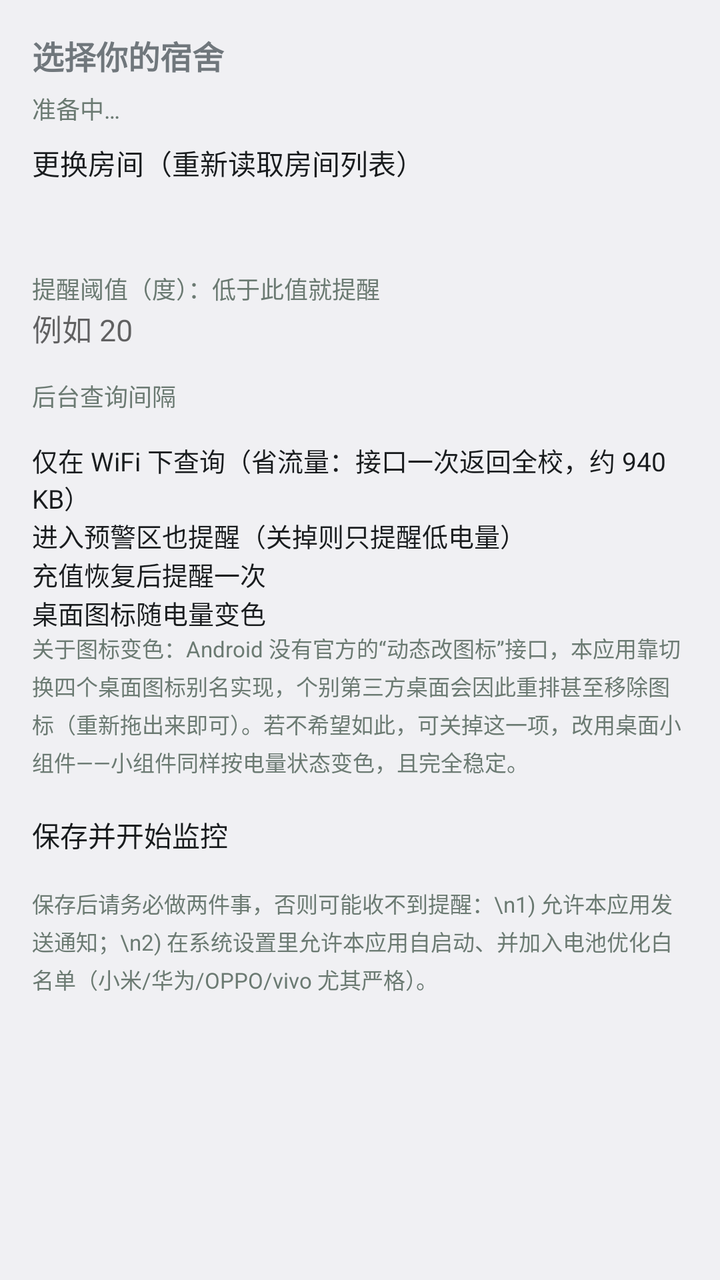
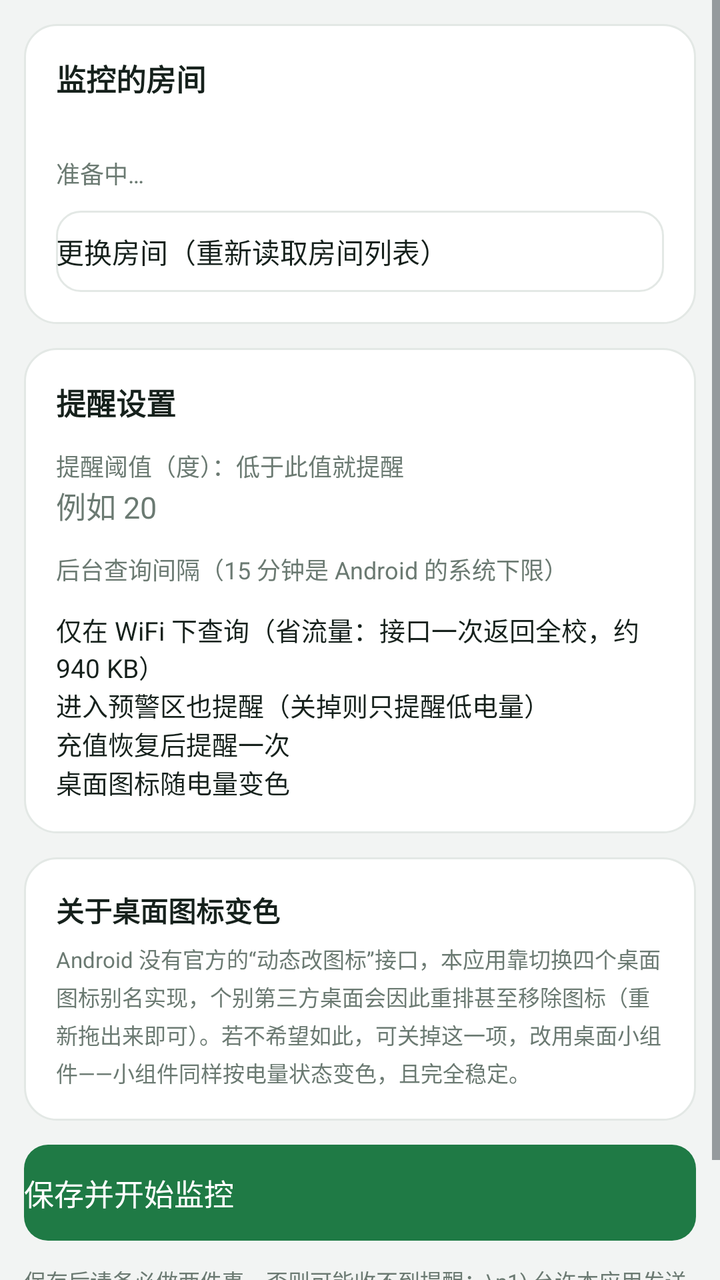

Compare the two renders of this Android layout. The source of the first and the diff that turns it into the second are given below.
<!-- AndroidManifest.xml: application theme android:Theme.DeviceDefault.Light -->
<!-- res/layout/activity_setup.xml -->
<?xml version="1.0" encoding="utf-8"?>
<ScrollView xmlns:android="http://schemas.android.com/apk/res/android"
    android:layout_width="match_parent"
    android:layout_height="match_parent"
    android:fillViewport="true">

    <LinearLayout
        android:layout_width="match_parent"
        android:layout_height="wrap_content"
        android:orientation="vertical"
        android:padding="16dp">

        <TextView
            android:layout_width="match_parent"
            android:layout_height="wrap_content"
            android:text="选择你的宿舍"
            android:textSize="16sp"
            android:textStyle="bold" />

        <TextView
            android:id="@+id/statusText"
            android:layout_width="match_parent"
            android:layout_height="wrap_content"
            android:layout_marginTop="6dp"
            android:lineSpacingExtra="3dp"
            android:text="准备中…"
            android:textColor="@color/text_muted"
            android:textSize="12sp" />

        <Button
            android:id="@+id/reloadBtn"
            android:layout_width="match_parent"
            android:layout_height="wrap_content"
            android:layout_marginTop="8dp"
            android:text="更换房间（重新读取房间列表）" />

        <TextView
            android:id="@+id/currentRoomText"
            android:layout_width="match_parent"
            android:layout_height="wrap_content"
            android:layout_marginTop="8dp"
            android:textSize="13sp" />

        <LinearLayout
            android:id="@+id/pickerGroup"
            android:layout_width="match_parent"
            android:layout_height="wrap_content"
            android:orientation="vertical"
            android:visibility="gone">

        <TextView
            android:layout_width="match_parent"
            android:layout_height="wrap_content"
            android:layout_marginTop="16dp"
            android:text="校区"
            android:textColor="@color/text_muted"
            android:textSize="12sp" />

        <Spinner
            android:id="@+id/campusSpinner"
            android:layout_width="match_parent"
            android:layout_height="wrap_content" />

        <TextView
            android:layout_width="match_parent"
            android:layout_height="wrap_content"
            android:layout_marginTop="10dp"
            android:text="楼栋"
            android:textColor="@color/text_muted"
            android:textSize="12sp" />

        <Spinner
            android:id="@+id/buildingSpinner"
            android:layout_width="match_parent"
            android:layout_height="wrap_content" />

        <TextView
            android:layout_width="match_parent"
            android:layout_height="wrap_content"
            android:layout_marginTop="10dp"
            android:text="房间（括号内为当前余额）"
            android:textColor="@color/text_muted"
            android:textSize="12sp" />

        <Spinner
            android:id="@+id/roomSpinner"
            android:layout_width="match_parent"
            android:layout_height="wrap_content" />

        </LinearLayout>

        <TextView
            android:layout_width="match_parent"
            android:layout_height="wrap_content"
            android:layout_marginTop="18dp"
            android:text="提醒阈值（度）：低于此值就提醒"
            android:textColor="@color/text_muted"
            android:textSize="12sp" />

        <EditText
            android:id="@+id/thresholdInput"
            android:layout_width="match_parent"
            android:layout_height="wrap_content"
            android:hint="例如 20"
            android:importantForAutofill="no"
            android:inputType="numberDecimal"
            android:textSize="15sp" />

        <TextView
            android:layout_width="match_parent"
            android:layout_height="wrap_content"
            android:layout_marginTop="14dp"
            android:text="后台查询间隔"
            android:textColor="@color/text_muted"
            android:textSize="12sp" />

        <Spinner
            android:id="@+id/intervalSpinner"
            android:layout_width="match_parent"
            android:layout_height="wrap_content" />

        <CheckBox
            android:id="@+id/wifiOnlyCheck"
            android:layout_width="match_parent"
            android:layout_height="wrap_content"
            android:layout_marginTop="14dp"
            android:text="仅在 WiFi 下查询（省流量：接口一次返回全校，约 940 KB）"
            android:textSize="13sp" />

        <CheckBox
            android:id="@+id/notifyWarnCheck"
            android:layout_width="match_parent"
            android:layout_height="wrap_content"
            android:text="进入预警区也提醒（关掉则只提醒低电量）"
            android:textSize="13sp" />

        <CheckBox
            android:id="@+id/notifyRecoveryCheck"
            android:layout_width="match_parent"
            android:layout_height="wrap_content"
            android:text="充值恢复后提醒一次"
            android:textSize="13sp" />

        <CheckBox
            android:id="@+id/dynamicIconCheck"
            android:layout_width="match_parent"
            android:layout_height="wrap_content"
            android:text="桌面图标随电量变色"
            android:textSize="13sp" />

        <TextView
            android:layout_width="match_parent"
            android:layout_height="wrap_content"
            android:lineSpacingExtra="3dp"
            android:text="关于图标变色：Android 没有官方的“动态改图标”接口，本应用靠切换四个桌面图标别名实现，个别第三方桌面会因此重排甚至移除图标（重新拖出来即可）。若不希望如此，可关掉这一项，改用桌面小组件——小组件同样按电量状态变色，且完全稳定。"
            android:textColor="@color/text_muted"
            android:textSize="11sp" />

        <Button
            android:id="@+id/saveBtn"
            android:layout_width="match_parent"
            android:layout_height="wrap_content"
            android:layout_marginTop="18dp"
            android:text="保存并开始监控" />

        <TextView
            android:layout_width="match_parent"
            android:layout_height="wrap_content"
            android:layout_marginTop="16dp"
            android:lineSpacingExtra="3dp"
            android:text="保存后请务必做两件事，否则可能收不到提醒：\n1) 允许本应用发送通知；\n2) 在系统设置里允许本应用自启动、并加入电池优化白名单（小米/华为/OPPO/vivo 尤其严格）。"
            android:textColor="@color/text_muted"
            android:textSize="11sp" />
    </LinearLayout>
</ScrollView>
<!-- resources referenced by this layout -->
<resources>
  <color name="text_muted">#6B7A72</color>
</resources>

<!-- the commit's change to res/layout/activity_setup.xml (unified diff, before → after) -->
@@ -2,171 +2,237 @@
 <ScrollView xmlns:android="http://schemas.android.com/apk/res/android"
     android:layout_width="match_parent"
     android:layout_height="match_parent"
+    android:background="@color/screen_bg"
     android:fillViewport="true">
 
     <LinearLayout
         android:layout_width="match_parent"
         android:layout_height="wrap_content"
         android:orientation="vertical"
-        android:padding="16dp">
-
-        <TextView
-            android:layout_width="match_parent"
-            android:layout_height="wrap_content"
-            android:text="选择你的宿舍"
-            android:textSize="16sp"
-            android:textStyle="bold" />
-
-        <TextView
-            android:id="@+id/statusText"
-            android:layout_width="match_parent"
-            android:layout_height="wrap_content"
-            android:layout_marginTop="6dp"
-            android:lineSpacingExtra="3dp"
-            android:text="准备中…"
-            android:textColor="@color/text_muted"
-            android:textSize="12sp" />
-
-        <Button
-            android:id="@+id/reloadBtn"
-            android:layout_width="match_parent"
-            android:layout_height="wrap_content"
-            android:layout_marginTop="8dp"
-            android:text="更换房间（重新读取房间列表）" />
-
-        <TextView
-            android:id="@+id/currentRoomText"
-            android:layout_width="match_parent"
-            android:layout_height="wrap_content"
-            android:layout_marginTop="8dp"
-            android:textSize="13sp" />
-
+        android:padding="12dp">
+
+        
         <LinearLayout
-            android:id="@+id/pickerGroup"
-            android:layout_width="match_parent"
-            android:layout_height="wrap_content"
+            android:layout_width="match_parent"
+            android:layout_height="wrap_content"
+            android:background="@drawable/card_bg"
             android:orientation="vertical"
-            android:visibility="gone">
-
-        <TextView
-            android:layout_width="match_parent"
-            android:layout_height="wrap_content"
-            android:layout_marginTop="16dp"
-            android:text="校区"
-            android:textColor="@color/text_muted"
-            android:textSize="12sp" />
-
-        <Spinner
-            android:id="@+id/campusSpinner"
-            android:layout_width="match_parent"
-            android:layout_height="wrap_content" />
-
-        <TextView
-            android:layout_width="match_parent"
-            android:layout_height="wrap_content"
-            android:layout_marginTop="10dp"
-            android:text="楼栋"
-            android:textColor="@color/text_muted"
-            android:textSize="12sp" />
-
-        <Spinner
-            android:id="@+id/buildingSpinner"
-            android:layout_width="match_parent"
-            android:layout_height="wrap_content" />
-
-        <TextView
-            android:layout_width="match_parent"
-            android:layout_height="wrap_content"
-            android:layout_marginTop="10dp"
-            android:text="房间（括号内为当前余额）"
-            android:textColor="@color/text_muted"
-            android:textSize="12sp" />
-
-        <Spinner
-            android:id="@+id/roomSpinner"
-            android:layout_width="match_parent"
-            android:layout_height="wrap_content" />
-
+            android:padding="16dp">
+
+            <TextView
+                android:layout_width="match_parent"
+                android:layout_height="wrap_content"
+                android:text="监控的房间"
+                android:textColor="@color/text_primary"
+                android:textSize="15sp"
+                android:textStyle="bold" />
+
+            <TextView
+                android:id="@+id/currentRoomText"
+                android:layout_width="match_parent"
+                android:layout_height="wrap_content"
+                android:layout_marginTop="6dp"
+                android:textColor="@color/text_primary"
+                android:textSize="13sp" />
+
+            <TextView
+                android:id="@+id/statusText"
+                android:layout_width="match_parent"
+                android:layout_height="wrap_content"
+                android:layout_marginTop="4dp"
+                android:lineSpacingExtra="3dp"
+                android:text="准备中…"
+                android:textColor="@color/text_muted"
+                android:textSize="12sp" />
+
+            <Button
+                android:id="@+id/reloadBtn"
+                android:layout_width="match_parent"
+                android:layout_height="wrap_content"
+                android:layout_marginTop="10dp"
+                android:background="@drawable/btn_secondary_bg"
+                android:paddingTop="10dp"
+                android:paddingBottom="10dp"
+                android:text="更换房间（重新读取房间列表）"
+                android:textColor="@color/text_primary"
+                android:textSize="14sp" />
+
+            <LinearLayout
+                android:id="@+id/pickerGroup"
+                android:layout_width="match_parent"
+                android:layout_height="wrap_content"
+                android:orientation="vertical"
+                android:visibility="gone">
+
+                <TextView
+                    android:layout_width="match_parent"
+                    android:layout_height="wrap_content"
+                    android:layout_marginTop="14dp"
+                    android:text="校区"
+                    android:textColor="@color/text_muted"
+                    android:textSize="12sp" />
+
+                <Spinner
+                    android:id="@+id/campusSpinner"
+                    android:layout_width="match_parent"
+                    android:layout_height="wrap_content" />
+
+                <TextView
+                    android:layout_width="match_parent"
+                    android:layout_height="wrap_content"
+                    android:layout_marginTop="10dp"
+                    android:text="楼栋"
+                    android:textColor="@color/text_muted"
+                    android:textSize="12sp" />
+
+                <Spinner
+                    android:id="@+id/buildingSpinner"
+                    android:layout_width="match_parent"
+                    android:layout_height="wrap_content" />
+
+                <TextView
+                    android:layout_width="match_parent"
+                    android:layout_height="wrap_content"
+                    android:layout_marginTop="10dp"
+                    android:text="房间（括号内为当前余额）"
+                    android:textColor="@color/text_muted"
+                    android:textSize="12sp" />
+
+                <Spinner
+                    android:id="@+id/roomSpinner"
+                    android:layout_width="match_parent"
+                    android:layout_height="wrap_content" />
+            </LinearLayout>
         </LinearLayout>
 
-        <TextView
-            android:layout_width="match_parent"
-            android:layout_height="wrap_content"
-            android:layout_marginTop="18dp"
-            android:text="提醒阈值（度）：低于此值就提醒"
-            android:textColor="@color/text_muted"
-            android:textSize="12sp" />
-
-        <EditText
-            android:id="@+id/thresholdInput"
-            android:layout_width="match_parent"
-            android:layout_height="wrap_content"
-            android:hint="例如 20"
-            android:importantForAutofill="no"
-            android:inputType="numberDecimal"
-            android:textSize="15sp" />
-
-        <TextView
-            android:layout_width="match_parent"
-            android:layout_height="wrap_content"
-            android:layout_marginTop="14dp"
-            android:text="后台查询间隔"
-            android:textColor="@color/text_muted"
-            android:textSize="12sp" />
-
-        <Spinner
-            android:id="@+id/intervalSpinner"
-            android:layout_width="match_parent"
-            android:layout_height="wrap_content" />
-
-        <CheckBox
-            android:id="@+id/wifiOnlyCheck"
-            android:layout_width="match_parent"
-            android:layout_height="wrap_content"
-            android:layout_marginTop="14dp"
-            android:text="仅在 WiFi 下查询（省流量：接口一次返回全校，约 940 KB）"
-            android:textSize="13sp" />
-
-        <CheckBox
-            android:id="@+id/notifyWarnCheck"
-            android:layout_width="match_parent"
-            android:layout_height="wrap_content"
-            android:text="进入预警区也提醒（关掉则只提醒低电量）"
-            android:textSize="13sp" />
-
-        <CheckBox
-            android:id="@+id/notifyRecoveryCheck"
-            android:layout_width="match_parent"
-            android:layout_height="wrap_content"
-            android:text="充值恢复后提醒一次"
-            android:textSize="13sp" />
-
-        <CheckBox
-            android:id="@+id/dynamicIconCheck"
-            android:layout_width="match_parent"
-            android:layout_height="wrap_content"
-            android:text="桌面图标随电量变色"
-            android:textSize="13sp" />
-
-        <TextView
-            android:layout_width="match_parent"
-            android:layout_height="wrap_content"
-            android:lineSpacingExtra="3dp"
-            android:text="关于图标变色：Android 没有官方的“动态改图标”接口，本应用靠切换四个桌面图标别名实现，个别第三方桌面会因此重排甚至移除图标（重新拖出来即可）。若不希望如此，可关掉这一项，改用桌面小组件——小组件同样按电量状态变色，且完全稳定。"
-            android:textColor="@color/text_muted"
-            android:textSize="11sp" />
-
+        
+        <LinearLayout
+            android:layout_width="match_parent"
+            android:layout_height="wrap_content"
+            android:layout_marginTop="12dp"
+            android:background="@drawable/card_bg"
+            android:orientation="vertical"
+            android:padding="16dp">
+
+            <TextView
+                android:layout_width="match_parent"
+                android:layout_height="wrap_content"
+                android:text="提醒设置"
+                android:textColor="@color/text_primary"
+                android:textSize="15sp"
+                android:textStyle="bold" />
+
+            <TextView
+                android:layout_width="match_parent"
+                android:layout_height="wrap_content"
+                android:layout_marginTop="12dp"
+                android:text="提醒阈值（度）：低于此值就提醒"
+                android:textColor="@color/text_muted"
+                android:textSize="12sp" />
+
+            <EditText
+                android:id="@+id/thresholdInput"
+                android:layout_width="match_parent"
+                android:layout_height="wrap_content"
+                android:hint="例如 20"
+                android:importantForAutofill="no"
+                android:inputType="numberDecimal"
+                android:textColor="@color/text_primary"
+                android:textColorHint="@color/text_muted"
+                android:textSize="15sp" />
+
+            <TextView
+                android:layout_width="match_parent"
+                android:layout_height="wrap_content"
+                android:layout_marginTop="12dp"
+                android:text="后台查询间隔（15 分钟是 Android 的系统下限）"
+                android:textColor="@color/text_muted"
+                android:textSize="12sp" />
+
+            <Spinner
+                android:id="@+id/intervalSpinner"
+                android:layout_width="match_parent"
+                android:layout_height="wrap_content" />
+
+            <CheckBox
+                android:id="@+id/wifiOnlyCheck"
+                android:layout_width="match_parent"
+                android:layout_height="wrap_content"
+                android:layout_marginTop="12dp"
+                android:text="仅在 WiFi 下查询（省流量：接口一次返回全校，约 940 KB）"
+                android:textColor="@color/text_primary"
+                android:textSize="13sp" />
+
+            <CheckBox
+                android:id="@+id/notifyWarnCheck"
+                android:layout_width="match_parent"
+                android:layout_height="wrap_content"
+                android:text="进入预警区也提醒（关掉则只提醒低电量）"
+                android:textColor="@color/text_primary"
+                android:textSize="13sp" />
+
+            <CheckBox
+                android:id="@+id/notifyRecoveryCheck"
+                android:layout_width="match_parent"
+                android:layout_height="wrap_content"
+                android:text="充值恢复后提醒一次"
+                android:textColor="@color/text_primary"
+                android:textSize="13sp" />
+
+            <CheckBox
+                android:id="@+id/dynamicIconCheck"
+                android:layout_width="match_parent"
+                android:layout_height="wrap_content"
+                android:text="桌面图标随电量变色"
+                android:textColor="@color/text_primary"
+                android:textSize="13sp" />
+        </LinearLayout>
+
+        
+        <LinearLayout
+            android:layout_width="match_parent"
+            android:layout_height="wrap_content"
+            android:layout_marginTop="12dp"
+            android:background="@drawable/card_bg"
+            android:orientation="vertical"
+            android:padding="16dp">
+
+            <TextView
+                android:layout_width="match_parent"
+                android:layout_height="wrap_content"
+                android:text="关于桌面图标变色"
+                android:textColor="@color/text_primary"
+                android:textSize="14sp"
+                android:textStyle="bold" />
+
+            <TextView
+                android:layout_width="match_parent"
+                android:layout_height="wrap_content"
+                android:layout_marginTop="6dp"
+                android:lineSpacingExtra="3dp"
+                android:text="Android 没有官方的“动态改图标”接口，本应用靠切换四个桌面图标别名实现，个别第三方桌面会因此重排甚至移除图标（重新拖出来即可）。若不希望如此，可关掉这一项，改用桌面小组件——小组件同样按电量状态变色，且完全稳定。"
+                android:textColor="@color/text_muted"
+                android:textSize="11sp" />
+        </LinearLayout>
+
+        
         <Button
             android:id="@+id/saveBtn"
             android:layout_width="match_parent"
             android:layout_height="wrap_content"
-            android:layout_marginTop="18dp"
-            android:text="保存并开始监控" />
+            android:layout_marginTop="12dp"
+            android:background="@drawable/btn_primary_bg"
+            android:paddingTop="13dp"
+            android:paddingBottom="13dp"
+            android:text="保存并开始监控"
+            android:textColor="@color/btn_primary_text"
+            android:textSize="15sp" />
 
         <TextView
             android:layout_width="match_parent"
             android:layout_height="wrap_content"
-            android:layout_marginTop="16dp"
+            android:layout_marginTop="12dp"
+            android:layout_marginBottom="8dp"
             android:lineSpacingExtra="3dp"
             android:text="保存后请务必做两件事，否则可能收不到提醒：\n1) 允许本应用发送通知；\n2) 在系统设置里允许本应用自启动、并加入电池优化白名单（小米/华为/OPPO/vivo 尤其严格）。"
             android:textColor="@color/text_muted"
<!-- resource entries referenced after the edit -->
@@ -1,5 +1,61 @@
 <!-- resources referenced by this layout -->
 <resources>
+  <color name="btn_primary_text">#FFFFFFFF</color>
+  <color name="screen_bg">#F2F4F3</color>
   <color name="text_muted">#6B7A72</color>
+  <color name="text_primary">#16211C</color>
+  <!-- drawable btn_primary_bg (drawable) -->
+  <?xml version="1.0" encoding="utf-8"?>
+  <ripple xmlns:android="http://schemas.android.com/apk/res/android"
+      android:color="@color/ripple_tint">
+      <item>
+          <shape android:shape="rectangle">
+              <solid android:color="@color/accent" />
+              <corners android:radius="12dp" />
+          </shape>
+      </item>
+  </ripple>
+  <!-- drawable btn_secondary_bg (drawable) -->
+  <?xml version="1.0" encoding="utf-8"?>
+  <ripple xmlns:android="http://schemas.android.com/apk/res/android"
+      android:color="@color/ripple_tint">
+      <item>
+          <shape android:shape="rectangle">
+              <solid android:color="@color/card_bg" />
+              <stroke
+                  android:width="1dp"
+                  android:color="@color/divider" />
+              <corners android:radius="12dp" />
+          </shape>
+      </item>
+  </ripple>
+  <!-- drawable card_bg (drawable) -->
+  <?xml version="1.0" encoding="utf-8"?>
+  <shape xmlns:android="http://schemas.android.com/apk/res/android"
+      android:shape="rectangle">
+      <solid android:color="@color/card_bg" />
+      <stroke
+          android:width="1dp"
+          android:color="@color/divider" />
+      <corners android:radius="16dp" />
+  </shape>
+  <style name="AppTheme" parent="@android:style/Theme.DeviceDefault.Light">
+          
+          <item name="android:forceDarkAllowed">false</item>
+          <item name="android:windowBackground">@color/screen_bg</item>
+          <item name="android:colorAccent">@color/accent</item>
+          <item name="android:colorControlHighlight">@color/ripple_tint</item>
+          <item name="android:colorActivatedHighlight">@color/row_selected</item>
+          <item name="android:colorPressedHighlight">@color/row_pressed</item>
+          <item name="android:colorFocusedHighlight">@color/row_pressed</item>
+          <item name="android:colorLongPressedHighlight">@color/row_pressed</item>
+          <item name="android:colorMultiSelectHighlight">@color/row_selected</item>
+      </style>
+  <color name="ripple_tint">#331F7A45</color>
+  <color name="accent">#1F7A45</color>
+  <color name="card_bg">#FFFFFF</color>
+  <color name="divider">#E3E8E5</color>
+  <color name="row_selected">#331F7A45</color>
+  <color name="row_pressed">#551F7A45</color>
 </resources>
 
